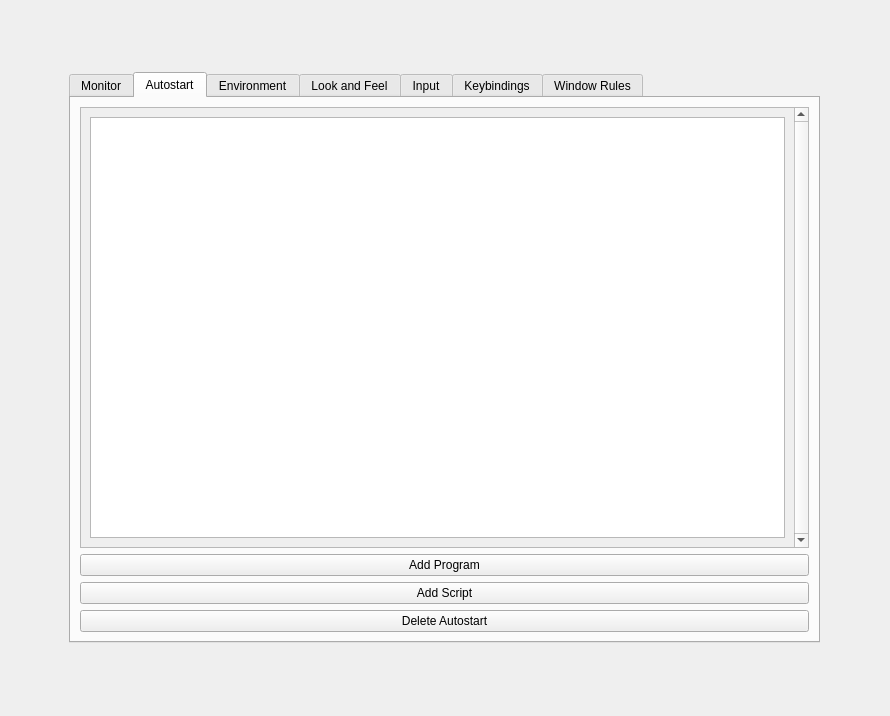
Qt form widget.ui (EST2374/hypr-set) before a commit.
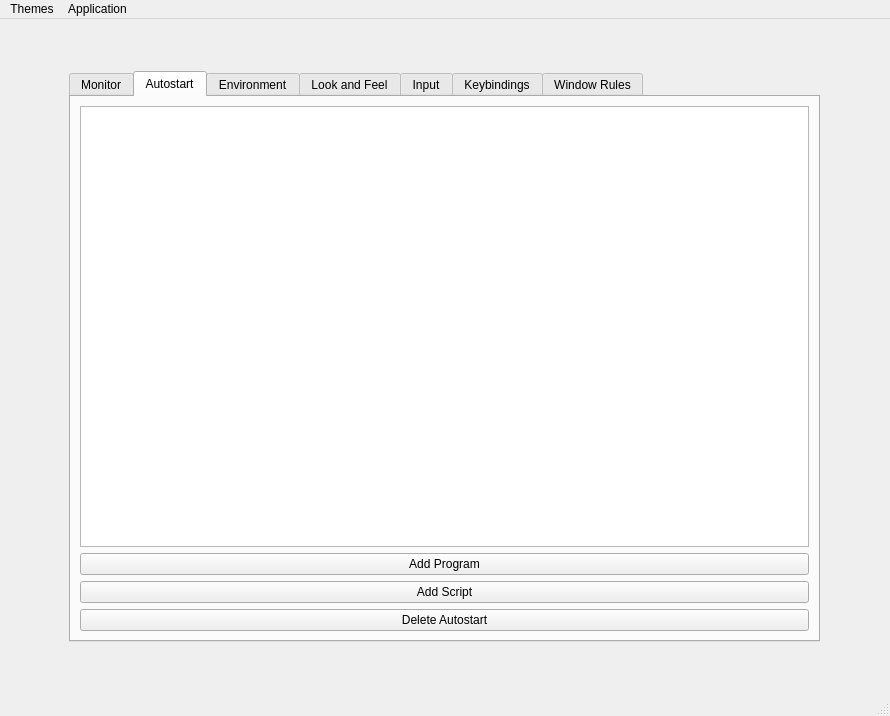
The same form after that commit. The open tabs and pages were chosen to show the change.

Commit message: autostart finished

Patch:
```diff
--- a/widget.ui
+++ b/widget.ui
@@ -1,7 +1,7 @@
 <?xml version="1.0" encoding="UTF-8"?>
 <ui version="4.0">
  <class>Widget</class>
- <widget class="QWidget" name="Widget">
+ <widget class="QMainWindow" name="Widget">
   <property name="geometry">
    <rect>
     <x>0</x>
@@ -13,6 +13,7 @@
   <property name="windowTitle">
    <string>Form</string>
   </property>
+  <widget class="QWidget" name="centralwidget">
   <layout class="QHBoxLayout" name="horizontalLayout_10">
    <item>
     <widget class="QTabWidget" name="Menu_settings">
@@ -122,45 +123,10 @@
          <item>
           <layout class="QVBoxLayout" name="verticalLayout_3">
            <item>
-            <widget class="QScrollArea" name="scrollArea">
-             <property name="verticalScrollBarPolicy">
-              <enum>Qt::ScrollBarPolicy::ScrollBarAlwaysOn</enum>
-             </property>
-             <property name="widgetResizable">
-              <bool>true</bool>
-             </property>
-             <widget class="QWidget" name="scrollAreaWidgetContents">
-              <property name="geometry">
-               <rect>
-                <x>0</x>
-                <y>0</y>
-                <width>709</width>
-                <height>435</height>
-               </rect>
-              </property>
-              <layout class="QVBoxLayout" name="verticalLayout_4">
-               <item>
-                <widget class="QListWidget" name="current_autostart">
-                 <property name="sizePolicy">
-                  <sizepolicy hsizetype="Preferred" vsizetype="Preferred">
-                   <horstretch>0</horstretch>
-                   <verstretch>0</verstretch>
-                  </sizepolicy>
-                 </property>
-                </widget>
-               </item>
-              </layout>
-             </widget>
-            </widget>
+             <widget class="QListWidget" name="current_autostart"/>
            </item>
            <item>
             <widget class="QPushButton" name="add_program_button">
-             <property name="sizePolicy">
-              <sizepolicy hsizetype="Minimum" vsizetype="Fixed">
-               <horstretch>0</horstretch>
-               <verstretch>0</verstretch>
-              </sizepolicy>
-             </property>
              <property name="text">
               <string>Add Program</string>
              </property>
@@ -168,12 +134,6 @@
            </item>
            <item>
             <widget class="QPushButton" name="add_script_button">
-             <property name="sizePolicy">
-              <sizepolicy hsizetype="Minimum" vsizetype="Fixed">
-               <horstretch>0</horstretch>
-               <verstretch>0</verstretch>
-              </sizepolicy>
-             </property>
              <property name="text">
               <string>Add Script</string>
              </property>
@@ -181,12 +141,6 @@
            </item>
            <item>
             <widget class="QPushButton" name="del_autostart_button">
-             <property name="sizePolicy">
-              <sizepolicy hsizetype="Minimum" vsizetype="Fixed">
-               <horstretch>0</horstretch>
-               <verstretch>0</verstretch>
-              </sizepolicy>
-             </property>
              <property name="text">
               <string>Delete Autostart</string>
              </property>
@@ -202,7 +156,29 @@
       <attribute name="title">
        <string>Environment</string>
       </attribute>
-      <layout class="QHBoxLayout" name="horizontalLayout_5"/>
+       <layout class="QVBoxLayout" name="verticalLayout_7">
+        <item>
+         <layout class="QVBoxLayout" name="verticalLayout_4">
+          <item>
+           <widget class="QListWidget" name="current_env"/>
+          </item>
+          <item>
+           <widget class="QPushButton" name="add_env_button">
+            <property name="text">
+             <string>Add Environment</string>
+            </property>
+           </widget>
+          </item>
+          <item>
+           <widget class="QPushButton" name="del_env_button">
+            <property name="text">
+             <string>Delete Environment</string>
+            </property>
+           </widget>
+          </item>
+         </layout>
+        </item>
+       </layout>
      </widget>
      <widget class="QWidget" name="look_tab">
       <attribute name="title">
@@ -229,6 +205,55 @@
     </widget>
    </item>
   </layout>
+  </widget>
+  <widget class="QMenuBar" name="menubar">
+   <property name="geometry">
+    <rect>
+     <x>0</x>
+     <y>0</y>
+     <width>890</width>
+     <height>19</height>
+    </rect>
+   </property>
+   <widget class="QMenu" name="menuTheme">
+    <property name="title">
+     <string>Themes</string>
+    </property>
+    <addaction name="separator"/>
+    <addaction name="separator"/>
+    <addaction name="dark_theme_button"/>
+    <addaction name="light_theme_button"/>
+   </widget>
+   <widget class="QMenu" name="menu_Application">
+    <property name="title">
+     <string>Application</string>
+    </property>
+    <addaction name="quit_program"/>
+   </widget>
+   <addaction name="menuTheme"/>
+   <addaction name="menu_Application"/>
+  </widget>
+  <widget class="QStatusBar" name="statusbar"/>
+  <action name="actionThemes">
+   <property name="text">
+    <string>Themes</string>
+   </property>
+  </action>
+  <action name="dark_theme_button">
+   <property name="text">
+    <string>Dark</string>
+   </property>
+  </action>
+  <action name="light_theme_button">
+   <property name="text">
+    <string>Light</string>
+   </property>
+  </action>
+  <action name="quit_program">
+   <property name="text">
+    <string>Quit</string>
+   </property>
+  </action>
  </widget>
  <resources/>
  <connections/>
```
Left out of the diff: 6 changed lines with no effect on the pictures. Lines whose indentation alone changed are shown as unchanged. The commit also changes 7 other files.
